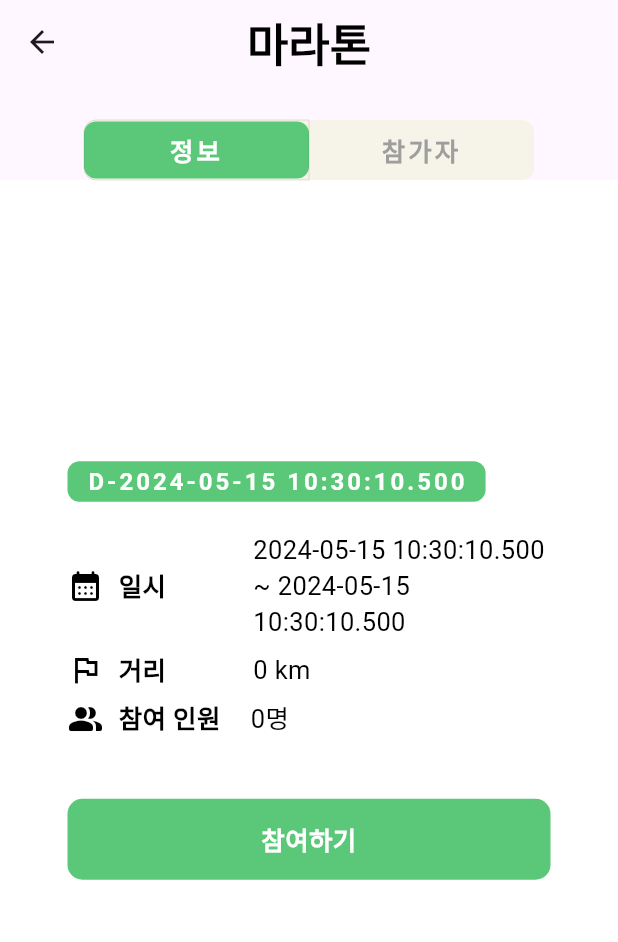
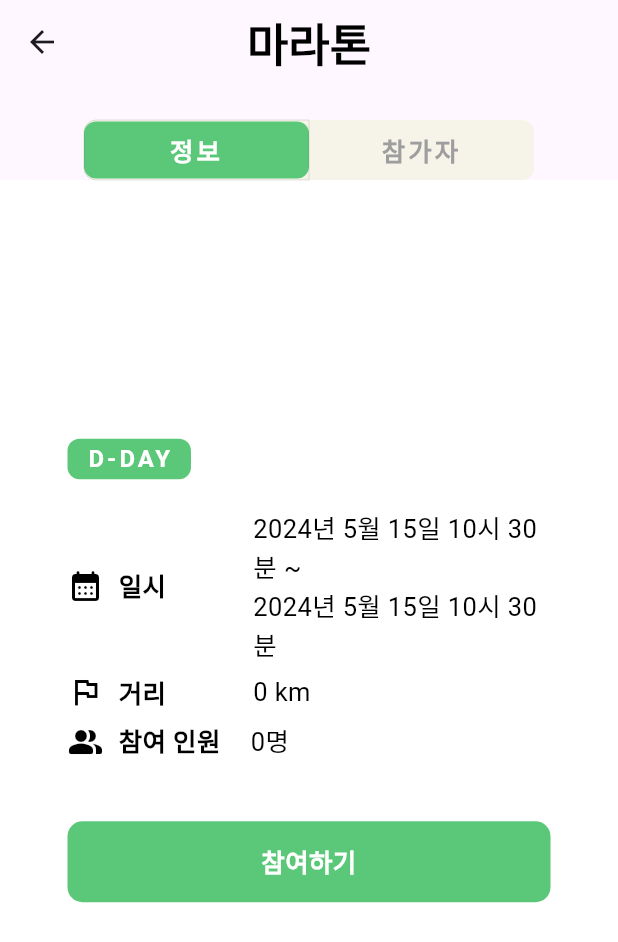
Before and after one commit to benyy0101/Wadada, a Flutter app: the MarathonInfo screen opened directly with empty values, on a phone screen of 412 x 824 dp. Shown: the top 942 px of the screen. Run offline on Flutter 3.47's test engine with Material 3 defaults, Android fonts, the phone set to English and light mode, and no system bars; our stand-ins replace dio, flutter_dotenv, flutter_secure_storage, geolocator, get, image_picker and 4 more; missing offline and left inert: dart:ffi, kakao_flutter_sdk, kakao_flutter_sdk_common, kakao_flutter_sdk_user, kakao_map_plugin, stomp_dart_client and 1 more; accounts and stored records are empty.

Commit message:
S10P31A704-230 FEAT: participant list and marathon detail

```diff
--- a/wadada/lib/controller/loginController.dart
+++ b/wadada/lib/controller/loginController.dart
@@ -1,8 +1,10 @@
 import 'package:flutter_secure_storage/flutter_secure_storage.dart';
 import 'package:get/get.dart';
+import 'package:wadada/common/component/tabbars.dart';
 import 'package:wadada/repository/loginRepo.dart';
 import 'package:wadada/screens/multimainpage/multi_main.dart';
 import 'package:wadada/screens/newprofilepage/layout.dart';
+import 'package:wadada/screens/newprofilepage/profileReady.dart';
 
 class LoginController extends GetxController {
   final LoginRepository loginRepository;
@@ -30,9 +32,9 @@ class LoginController extends GetxController {
       await storage.write(key: 'kakaoEmail', value: loginInfo.kakao_email);
 
       if (loginInfo.kakao_nickname == '임시') {
-        Get.to(NewProfileLayout());
+        Get.to(ProfileReady());
       } else {
-        Get.to(MultiMain());
+        Get.to(MainLayout());
       }
     } catch (e) {
       print(e);
--- a/wadada/lib/controller/marathonController.dart
+++ b/wadada/lib/controller/marathonController.dart
@@ -38,11 +38,12 @@ class MarathonController extends GetxController {
   ).obs;
 
   void fetchList() async {
+    print("---------------fetchList------------");
     marathonList.value = await repo.getMarathonList();
   }
 
-  void attendMarathon(String marathonSeq) async {
-    isAttend.value = await repo.attendMarathon(marathonSeq);
+  Future<bool> attendMarathon(String marathonSeq) async {
+    return await repo.attendMarathon(marathonSeq);
   }
 
   void endMarathon() async {
--- a/wadada/lib/models/marathon.dart
+++ b/wadada/lib/models/marathon.dart
@@ -93,7 +93,7 @@ class SimpleMarathon {
   int marathonParticipate;
   DateTime marathonStart;
   DateTime marathonEnd;
-  int isDeleted;
+  bool isDeleted;
 
   SimpleMarathon({
     required this.marathonSeq,
--- a/wadada/lib/screens/marathoninfopage/component/infodetail.dart
+++ b/wadada/lib/screens/marathoninfopage/component/infodetail.dart
@@ -1,5 +1,7 @@
 import 'package:flutter/material.dart';
+import 'package:get/get.dart';
 import 'package:wadada/common/const/colors.dart';
+import 'package:wadada/controller/marathonController.dart';
 import 'package:wadada/models/marathon.dart';
 
 class InfoDetail extends StatelessWidget {
@@ -12,6 +14,27 @@ class InfoDetail extends StatelessWidget {
   Widget build(BuildContext context) {
     final textColor = isPast ? GRAY_400 : Colors.black;
     final cardColor = isPast ? Color(0xffF2F2F2) : OATMEAL_COLOR;
+    MarathonController controller = Get.put(MarathonController());
+    String _formatDateTime(DateTime dateTime) {
+      if (dateTime.minute != 0) {
+        String formattedDateTime =
+            '${dateTime.year}년 ${dateTime.month}월 ${dateTime.day}일 ${dateTime.hour}시 ${dateTime.minute}분';
+        return formattedDateTime;
+      } else {
+        String formattedDateTime =
+            '${dateTime.year}년 ${dateTime.month}월 ${dateTime.day}일 ${dateTime.hour}시';
+        return formattedDateTime;
+      }
+    }
+
+    String calculateDday(DateTime targetDate) {
+      Duration diff = targetDate.difference(DateTime.now());
+      if (diff.inDays == 0) {
+        return 'DAY';
+      } else {
+        return diff.inDays.toString();
+      }
+    }
 
     return Container(
       padding: EdgeInsets.all(45),
@@ -37,7 +60,7 @@ class InfoDetail extends StatelessWidget {
                   borderRadius: BorderRadius.circular(8),
                 ),
                 child: Text(
-                  isPast ? '종료' : 'D-${DateTime.now()}',
+                  isPast ? '종료' : 'D-${calculateDday(marathon.marathonStart)}',
                   style: TextStyle(
                     fontSize: 16,
                     color: Colors.white,
@@ -65,7 +88,7 @@ class InfoDetail extends StatelessWidget {
               SizedBox(width: 58),
               Expanded(
                 child: Text(
-                  '${marathon.marathonStart} ~ ${marathon.marathonEnd}',
+                  '${_formatDateTime(marathon.marathonStart)} ~\n${_formatDateTime(marathon.marathonEnd)}',
                   style: TextStyle(
                     fontSize: 17,
                     color: textColor,
@@ -126,9 +149,16 @@ class InfoDetail extends StatelessWidget {
           ),
           SizedBox(height: 40),
           GestureDetector(
-            // onTap: () {
-            //   _showEndModal(context);
-            // },
+            onTap: () async {
+              if (await controller
+                  .attendMarathon(marathon.marathonSeq.toString())) {
+                ScaffoldMessenger.of(context)
+                    .showSnackBar(SnackBar(content: Text("성공적으로 참여했습니다!🥳")));
+              } else {
+                ScaffoldMessenger.of(context).showSnackBar(
+                    SnackBar(content: Text("서버가 아파요. 다시 시도해 주세요😡")));
+              }
+            },
             child: Container(
               width: double.maxFinite,
               decoration: BoxDecoration(
```
Also changed, not shown: wadada/lib/main.dart (+20 -22 lines), wadada/lib/provider/marthonProvider.dart (+4 -4 lines), wadada/lib/repository/marathonRepo.dart (+14 -7 lines), wadada/lib/screens/marathoninfopage/component/people.dart (+36 -24 lines), wadada/lib/screens/marathonmainpage/component/marathoncard.dart (+25 -2 lines), wadada/lib/screens/marathonmainpage/marathonmainpage.dart (+15 -7 lines).
